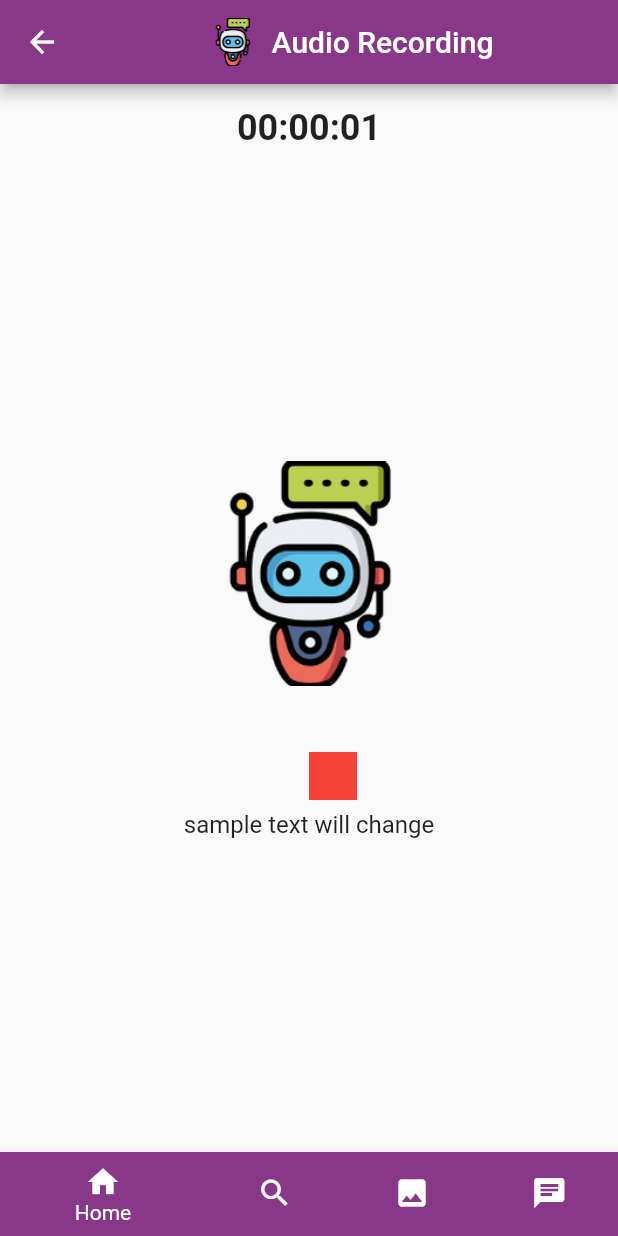
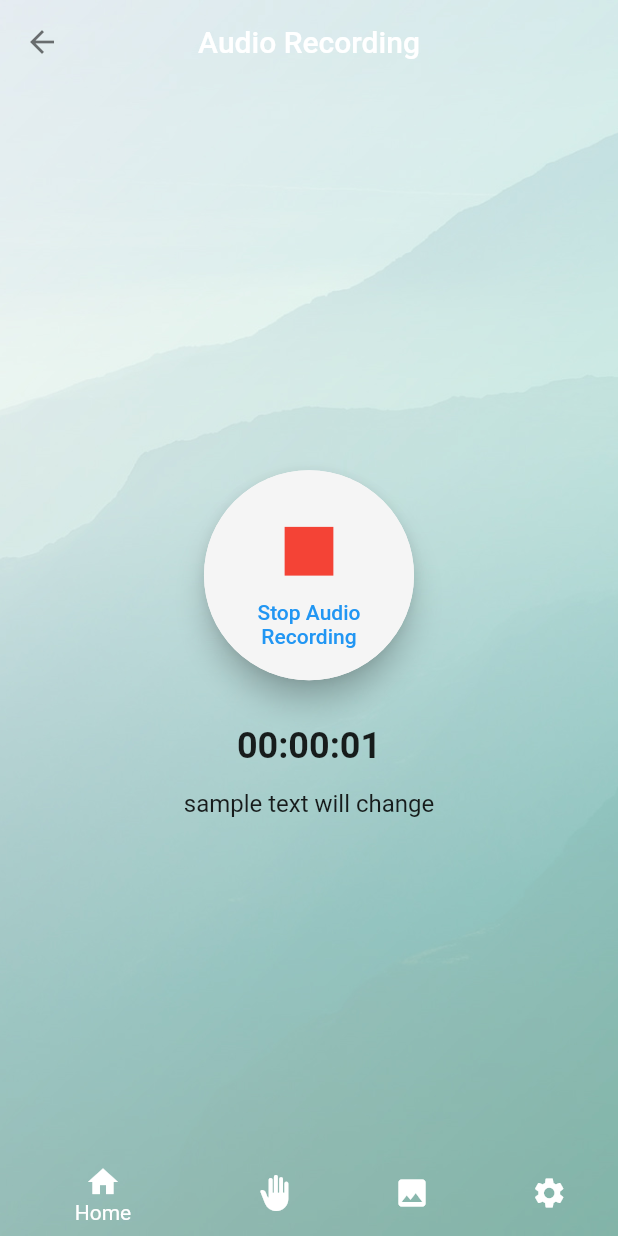
Before and after one commit to umgc/fall2023, a Flutter app: the AudioScreen screen opened directly, on a phone screen of 412 x 824 dp. Run offline on Flutter 3.47's test engine with Material 2 defaults, Android fonts, the phone set to English and light mode, and no system bars; drawn by our look-alikes of avatar_glow; our stand-ins replace camera, flutter_dotenv, flutter_speed_dial, flutter_tts, geocoding, geolocator and 4 more; missing offline and left inert: aws_kinesis_api, aws_rekognition_api, aws_s3_api, aws_transcribe_api, dart_openai, flutter_sound and 1 more; accounts and stored records are empty; statements that could not run were skipped.

Commit message:
Team A+B Screen updates
Updated home screen grid view, changed bottom nav bar options, fixed color issue on load, updated login screen to match design, updated profile screen to match design, completed audio screen design.

```diff
--- a/cogniopenapp/lib/ui/assistantScreen.dart
+++ b/cogniopenapp/lib/ui/assistantScreen.dart
@@ -174,9 +174,11 @@ class _AssistantScreenState extends State<AssistantScreen> {
         initialData: false,
         builder: (BuildContext context, AsyncSnapshot<bool> isLoad) {
           return Scaffold(
+            extendBodyBehindAppBar: true,
             appBar: AppBar(
+              backgroundColor: const Color(0x440000), // Set appbar background color
+              centerTitle: true,
               title: const Text('Virtual Assistant'),
-              backgroundColor: const Color(0xFFB3E5FC),
               elevation: 0,
               leading: const BackButton(color: Colors.black54),
             ),
--- a/cogniopenapp/lib/ui/audioScreen.dart
+++ b/cogniopenapp/lib/ui/audioScreen.dart
@@ -17,13 +17,15 @@ import 'package:aws_transcribe_api/transcribe-2017-10-26.dart' as trans;
 import 'package:flutter_dotenv/flutter_dotenv.dart';
 import 'package:http/http.dart';
 
-
+// Record button glow effect
+import 'package:avatar_glow/avatar_glow.dart';
 
 /// Importing other application screens for navigation purposes.
 import 'homeScreen.dart';
 import 'assistantScreen.dart';
 import 'searchScreen.dart';
 import 'galleryScreen.dart';
+import 'settingsScreen.dart';
 
 enum MediaFormat {
   mp3,
@@ -61,6 +63,7 @@ class _AudioScreenState extends State<AudioScreen> {
 
   /// Timer is used to update the duration of the recording in real-time.
   Timer? _timer;
+
 
   // variables from env for s3
   final _bucketName = dotenv.env['videoS3Bucket'];
@@ -270,43 +273,86 @@ Future<void> _saveTranscriptionToFile(String transcriptionJobName) async {
   @override
   Widget build(BuildContext context) {
     return Scaffold(
+      extendBodyBehindAppBar: true,
+      extendBody: true,
       appBar: AppBar(
-        backgroundColor: const Color(0xFF893789),
-        title: Row(
-          mainAxisAlignment: MainAxisAlignment.center,
-          children: [
-            Image.asset(
-              'assets/icons/virtual_assistant.png',
-              fit: BoxFit.contain,
-              height: 32,
+        backgroundColor: const Color(0x440000),
+        elevation: 0,
+        centerTitle: true,
+
+        leading: const BackButton(
+            color: Colors.black54
         ),
-            const SizedBox(width: 10),
-            const Text('Audio Recording'),
-          ],
+        title: const Text('Audio Recording'),
+      ),
+      body: Container(
+        decoration: const BoxDecoration(
+        image: DecorationImage(
+        image: AssetImage("assets/images/background.jpg"),
+        fit: BoxFit.cover,
           ),
         ),
-      body: Column(
+
+        child: Column(
           children: [
-          Padding(
-            padding: const EdgeInsets.all(15.0),
-            child: Text(
-              _duration.toString().split('.').first.padLeft(8, "0"),
-              style: const TextStyle(fontSize: 24, fontWeight: FontWeight.bold),
-            ),
-          ),
             Expanded(
               child: Center(
                 child: Column(
                   mainAxisAlignment: MainAxisAlignment.center,
                   children: [
-                  Image.asset('assets/icons/virtual_assistant.png', height: 150),
                     const SizedBox(height: 20),
                     if (_isRecording)
-                    IconButton(
-                      icon: const Icon(Icons.stop, size: 64, color: Colors.red),
+              Column(
+            children: [
+
+            AvatarGlow(
+            glowColor: Colors.red,
+              endRadius: 100.0,
+              duration: Duration(milliseconds: 2000),
+              repeat: true,
+              showTwoGlows: true,
+              repeatPauseDuration: Duration(milliseconds: 100),
+              child: Material(     // Replace this child with your own
+                elevation: 8.0,
+                shape: CircleBorder(),
+                child: CircleAvatar(
+                  backgroundColor: Colors.grey[100],
+                  child: Column(
+                    mainAxisAlignment: MainAxisAlignment.center,
+                    crossAxisAlignment: CrossAxisAlignment.center,
+                    children: [
+                      TextButton(
+                        style: ButtonStyle(
+                            shape: MaterialStateProperty.all<RoundedRectangleBorder>(
+                                RoundedRectangleBorder(
+                                  borderRadius: BorderRadius.circular(75.0),
+                                )
+                            )
+                        ),
                         onPressed: () async {
                           await _stopRecording();
-                      },
+                        }, child: const Column(
+                        mainAxisAlignment: MainAxisAlignment.center,
+                        crossAxisAlignment: CrossAxisAlignment.center,
+                        children: [
+                          Icon(Icons.stop, size: 65, color: Colors.red),
+                          Text("Stop Audio Recording", textAlign: TextAlign.center,)
+                        ],
+                      ),
+                      ),
+                    ],
+                  ),
+                  radius: 70.0,
+                ),
+              ),
+            ),
+              Text(
+                _duration.toString().split('.').first.padLeft(8, "0"),
+                style: const TextStyle(fontSize: 24, fontWeight: FontWeight.bold),
+              ),
+
+
+                    ],
               )
                     else if (_pathToSaveRecording != null)
                       Column(
@@ -317,9 +363,8 @@ Future<void> _saveTranscriptionToFile(String transcriptionJobName) async {
                             child: Text(
                                 _isPlaying ? 'Stop Preview' : 'Play Preview'),
                           ),
-                        Row(
-                          mainAxisAlignment: MainAxisAlignment.spaceAround,
-                          children: [
+
+
                           ElevatedButton(
                             onPressed: () {
                               /// Notify user that the recording has been saved
@@ -328,8 +373,10 @@ Future<void> _saveTranscriptionToFile(String transcriptionJobName) async {
                                     content: Text('Recording saved!')),
                               );
                             },
+
                             child: const Text('Save'),
                           ),
+
                           ElevatedButton(
                             onPressed: () {
                               setState(() {
@@ -340,19 +387,46 @@ Future<void> _saveTranscriptionToFile(String transcriptionJobName) async {
                             },
                             child: const Text('Cancel'),
                           ),
-                          ],
-                        )
+
                         ],
                       )
                     else
-                    TextButton(
+                      AvatarGlow(
+                        glowColor: Colors.blue,
+                        endRadius: 100.0,
+                        duration: Duration(milliseconds: 2000),
+                        repeat: true,
+                        showTwoGlows: true,
+                        repeatPauseDuration: Duration(milliseconds: 100),
+                        child:Material(     // Replace this child with your own
+                          elevation: 8.0,
+                          shape: CircleBorder(),
+                          child: CircleAvatar(
+
+                            backgroundColor: const Color(0xFFFFFFFF),
+                            child: TextButton(
                               onPressed: _startRecording,
+                              style: ButtonStyle(
+                                  shape: MaterialStateProperty.all<RoundedRectangleBorder>(
+                                      RoundedRectangleBorder(
+                                        borderRadius: BorderRadius.circular(75.0),
+                                      )
+                                  )
+                              ),
+
                               child: const Column(
+                                mainAxisAlignment: MainAxisAlignment.center,
+                                crossAxisAlignment: CrossAxisAlignment.center,
                                 children: [
-                          Icon(Icons.mic, size: 64, color: Colors.green),
-                          Text("Press to Start Audio Recording")
+                                  Icon(Icons.mic, size: 60, color: Colors.green),
+                                  Text("Start Audio Recording", textAlign: TextAlign.center,)
                                 ],
                               ),
+                            ),
+                            radius: 70.0,
+                          ),
+                        ),
+
                       ),
                     if (transcription != null)
                       Padding(
@@ -368,43 +442,53 @@ Future<void> _saveTranscriptionToFile(String transcriptionJobName) async {
             ),
           ],
         ),
+      ),
+
+
+
+
         bottomNavigationBar: BottomNavigationBar(
-        backgroundColor: const Color(0XFFE91E63),
+            elevation: 0.0,
+
             items: const [
               BottomNavigationBarItem(
-            backgroundColor: Color(0xFF893789),
+                backgroundColor: Color(0x00ffffff),
                 icon: Icon(Icons.home),
                 label: 'Home',
               ),
               BottomNavigationBarItem(
-            icon: Icon(Icons.search),
-            label: 'Search',
+                icon: Icon(Icons.back_hand_rounded),
+                label: 'Virtual Assistant',
               ),
               BottomNavigationBarItem(
                 icon: Icon(Icons.photo),
                 label: 'Gallery',
               ),
               BottomNavigationBarItem(
-            icon: Icon(Icons.chat),
-            label: 'Virtual Assistant',
+                icon: Icon(Icons.settings),
+                label: 'Settings',
               ),
             ],
             onTap: (int index) {
+              // Handle navigation bar item taps
               if (index == 0) {
-            Navigator.push(
-                context, MaterialPageRoute(builder: (context) => HomeScreen()));
+                Navigator.push(context,
+                    MaterialPageRoute(builder: (context) => HomeScreen()));
               } else if (index == 1) {
+                // Navigate to Search screen
                 Navigator.push(context,
-                MaterialPageRoute(builder: (context) => SearchScreen()));
+                    MaterialPageRoute(builder: (context) => AssistantScreen()));
               } else if (index == 2) {
+                // Navigate to Gallery screen
                 Navigator.push(context,
                     MaterialPageRoute(builder: (context) => GalleryScreen()));
               } else if (index == 3) {
+                // Navigate to Gallery screen
                 Navigator.push(context,
-                MaterialPageRoute(builder: (context) => AssistantScreen()));
+                    MaterialPageRoute(builder: (context) => SettingsScreen()));
               }
-        },
-      ),
+            }
+        )
     );
   }
 }
```
Also changed, not shown: cogniopenapp/lib/ui/homeScreen.dart (+7 -8 lines), cogniopenapp/lib/ui/loginScreen.dart (+41 -17 lines), cogniopenapp/lib/ui/settingsScreen.dart (+10 -11 lines). Lines whose indentation alone changed are shown as unchanged.
